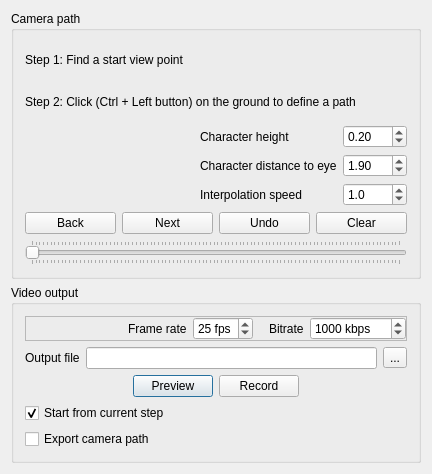
This is applications/Mapple/dialogs/dialog_walk_through.ui in LiangliangNan/Easy3D as Qt 5 draws it before an edit. The edited form follows.
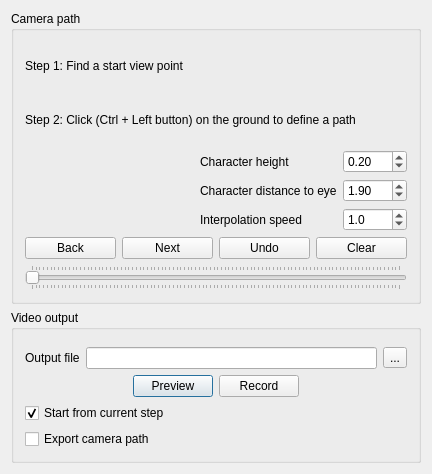
This is the edited form.

Commit message: fix viewer size when recoring video

The edit to the form file:
```diff
--- a/applications/Mapple/dialogs/dialog_walk_through.ui
+++ b/applications/Mapple/dialogs/dialog_walk_through.ui
@@ -198,47 +198,28 @@
      <layout class="QVBoxLayout" name="verticalLayout">
       <item>
        <widget class="QFrame" name="horizontalLayoutBitrateFrame">
-        <property name="frameShape">
-         <enum>QFrame::StyledPanel</enum>
-        </property>
-        <property name="frameShadow">
-         <enum>QFrame::Raised</enum>
-        </property>
-        <layout class="QHBoxLayout" name="horizontalLayout_4">
-         <property name="leftMargin">
-          <number>0</number>
-         </property>
-         <property name="topMargin">
-          <number>0</number>
-         </property>
-         <property name="rightMargin">
-          <number>0</number>
-         </property>
-         <property name="bottomMargin">
-          <number>0</number>
-         </property>
-         <item>
-          <spacer name="horizontalSpacer_4">
-           <property name="orientation">
-            <enum>Qt::Horizontal</enum>
-           </property>
-           <property name="sizeHint" stdset="0">
-            <size>
-             <width>0</width>
-             <height>0</height>
-            </size>
-           </property>
-          </spacer>
-         </item>
-         <item>
           <widget class="QLabel" name="labelFrameRate">
+         <property name="geometry">
+          <rect>
+           <x>11</x>
+           <y>1</y>
+           <width>64</width>
+           <height>16</height>
+          </rect>
+         </property>
            <property name="text">
             <string>Frame rate</string>
            </property>
           </widget>
-         </item>
-         <item>
           <widget class="QSpinBox" name="spinBoxFPS">
+         <property name="geometry">
+          <rect>
+           <x>83</x>
+           <y>1</y>
+           <width>58</width>
+           <height>21</height>
+          </rect>
+         </property>
            <property name="toolTip">
             <string>Number of frames per second</string>
            </property>
@@ -252,32 +233,28 @@
             <number>25</number>
            </property>
           </widget>
-         </item>
-         <item>
-          <spacer name="horizontalSpacer_2">
-           <property name="orientation">
-            <enum>Qt::Horizontal</enum>
-           </property>
-           <property name="sizeType">
-            <enum>QSizePolicy::Fixed</enum>
-           </property>
-           <property name="sizeHint" stdset="0">
-            <size>
-             <width>10</width>
-             <height>0</height>
-            </size>
-           </property>
-          </spacer>
-         </item>
-         <item>
           <widget class="QLabel" name="labelBitRate">
+         <property name="geometry">
+          <rect>
+           <x>171</x>
+           <y>1</y>
+           <width>40</width>
+           <height>16</height>
+          </rect>
+         </property>
            <property name="text">
             <string>Bitrate</string>
            </property>
           </widget>
-         </item>
-         <item>
           <widget class="QSpinBox" name="spinBoxBitRate">
+         <property name="geometry">
+          <rect>
+           <x>219</x>
+           <y>1</y>
+           <width>106</width>
+           <height>21</height>
+          </rect>
+         </property>
            <property name="toolTip">
             <string>Bitrate (in kbit/s)
 The higher the better the quality (but the bigger the file)</string>
@@ -298,8 +275,6 @@
             <number>1000</number>
            </property>
           </widget>
-         </item>
-        </layout>
        </widget>
       </item>
       <item>
```
Lines whose indentation alone changed are shown as unchanged. The commit also changes 1 other file.
